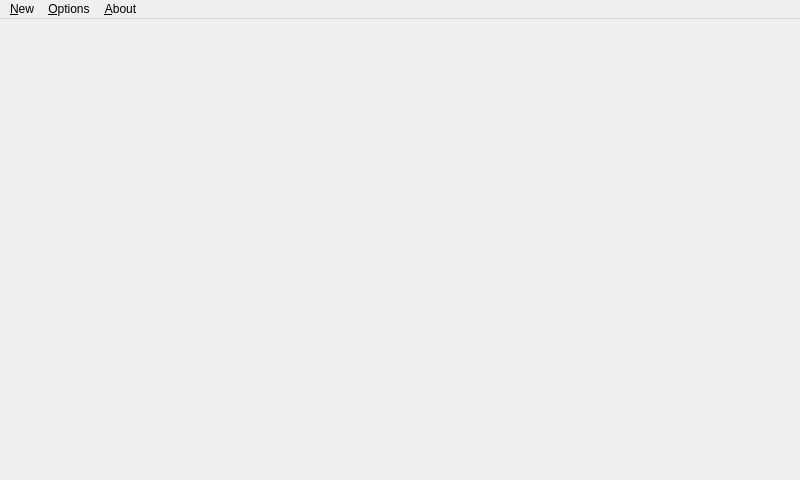
The window that mainwindow.ui (fabulousfeng/Othello) describes before a commit, drawn with Qt 5.
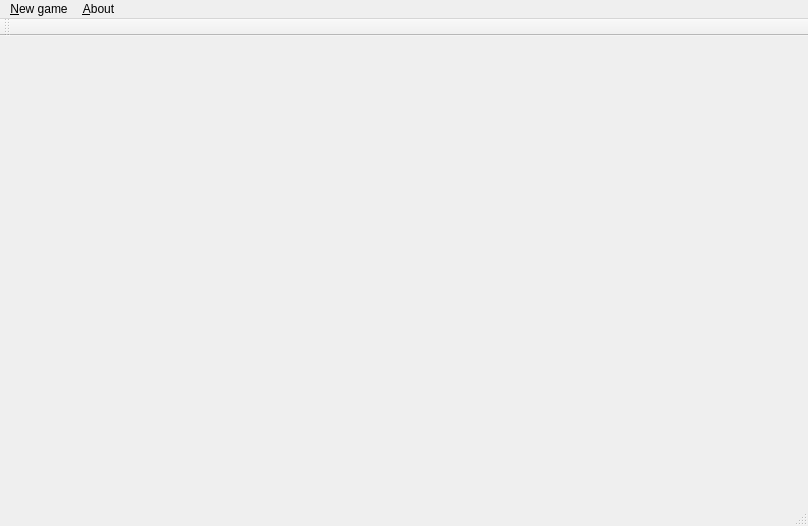
The same window after the commit.

The edit to the form file:
```diff
--- a/mainwindow.ui
+++ b/mainwindow.ui
@@ -6,8 +6,8 @@
    <rect>
     <x>0</x>
     <y>0</y>
-    <width>800</width>
-    <height>480</height>
+    <width>808</width>
+    <height>526</height>
    </rect>
   </property>
   <property name="windowTitle">
@@ -19,34 +19,35 @@
     <rect>
      <x>0</x>
      <y>0</y>
-     <width>800</width>
+     <width>808</width>
      <height>22</height>
     </rect>
    </property>
-   <widget class="QMenu" name="menuNew">
+   <widget class="QMenu" name="menu_New_game">
     <property name="title">
-     <string>&amp;New</string>
+     <string>&amp;New game</string>
     </property>
     <addaction name="action_New_game"/>
     <addaction name="action_Close"/>
    </widget>
-   <widget class="QMenu" name="menu_Options">
-    <property name="title">
-     <string>&amp;Options</string>
-    </property>
-    <addaction name="action_One_Player"/>
-    <addaction name="action_Two_Players"/>
-   </widget>
-   <widget class="QMenu" name="menu_About">
+   <widget class="QMenu" name="menuabout">
     <property name="title">
      <string>&amp;About</string>
     </property>
     <addaction name="action_Help"/>
    </widget>
-   <addaction name="menuNew"/>
-   <addaction name="menu_Options"/>
-   <addaction name="menu_About"/>
+   <addaction name="menu_New_game"/>
+   <addaction name="menuabout"/>
   </widget>
+  <widget class="QToolBar" name="mainToolBar">
+   <attribute name="toolBarArea">
+    <enum>TopToolBarArea</enum>
+   </attribute>
+   <attribute name="toolBarBreak">
+    <bool>false</bool>
+   </attribute>
+  </widget>
+  <widget class="QStatusBar" name="statusBar"/>
   <action name="action_New_game">
    <property name="text">
     <string>&amp;New game</string>
```
Left out of the diff: 16 changed lines with no effect on the pictures.
